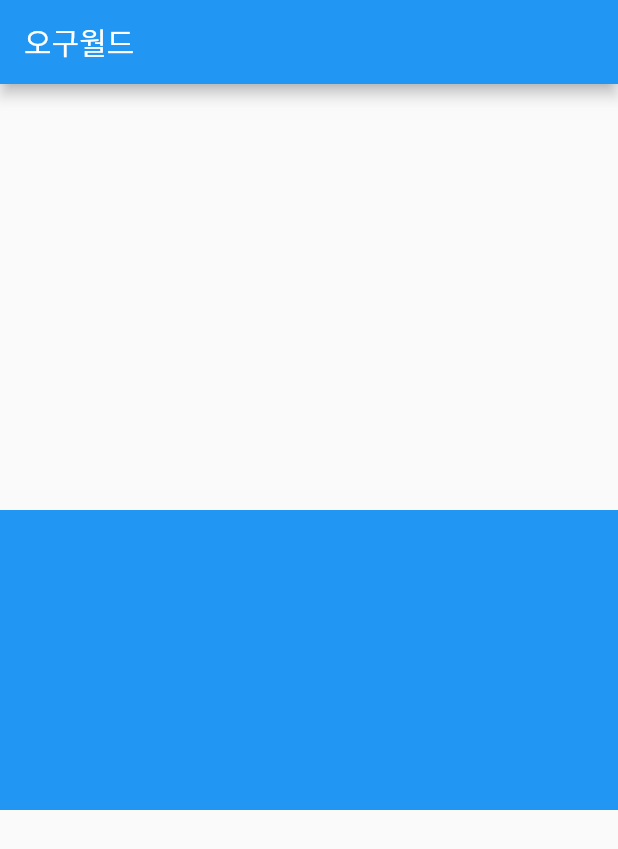
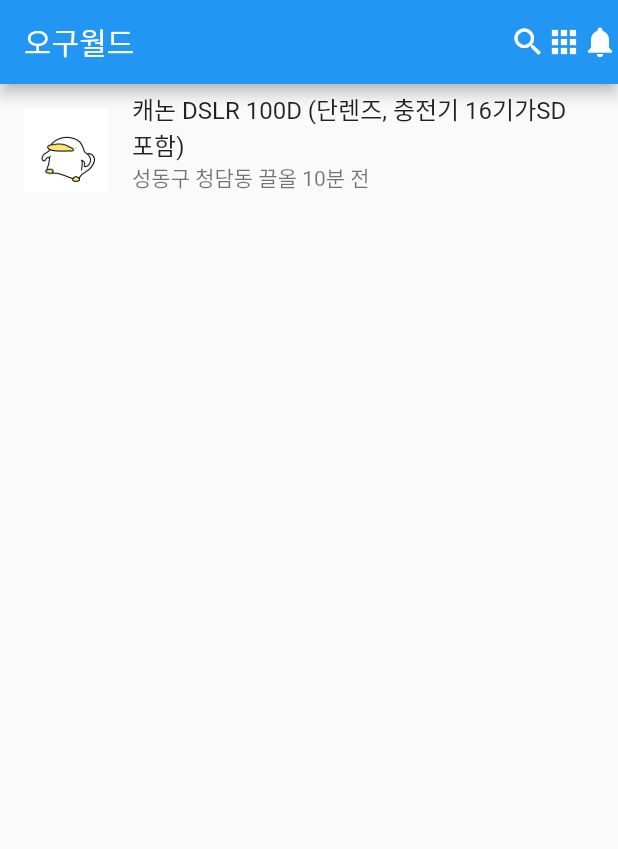
Before and after one commit to glenn-a810/flutter, a Flutter app: the screen it shows after launch, on a phone screen of 412 x 824 dp. Shown: the top 849 px of the screen. Run offline on Flutter 3.47's test engine with Material 2 defaults, Android fonts, the phone set to English and light mode, and no system bars.

Commit message:
목록 형태로 보이기 ogu ver.1

```diff
--- a/lib/main.dart
+++ b/lib/main.dart
@@ -11,13 +11,24 @@ class MyApp extends StatelessWidget {
   Widget build(BuildContext context) {
     return MaterialApp(
       home: Scaffold(
-        appBar: AppBar(title: const Text('오구월드'),),
-        body: Align(
-          alignment: Alignment.centerLeft,
-          child: Container(
-            width: double.infinity, height: 200, color: Colors.blue,
-          ),
+        appBar: AppBar(
+          title: const Text('오구월드'),
+          // backgroundColor: const Color(0xffffffff),
+          actions: const [
+            Icon(Icons.search),
+            Icon(Icons.apps),
+            Icon(Icons.notifications),
+          ],
         ),
+        body: ListView(
+          children: <Widget>[
+            ListTile(
+              title: const Text('캐논 DSLR 100D (단렌즈, 충전기 16기가SD 포함)'),
+              subtitle: const Text('성동구 청담동 끌올 10분 전'),
+              leading: Image.asset('assets/ogu.gif'),
+            )
+          ]
+        )
       ),
     );
   }
```
